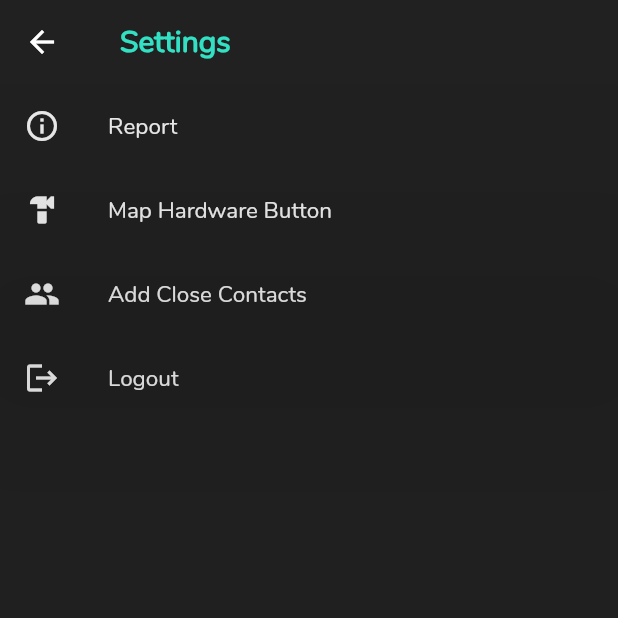
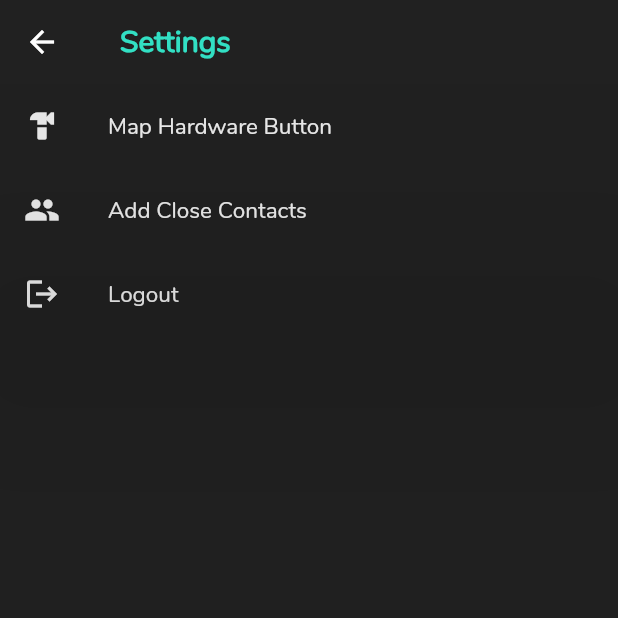
Before and after one commit to ankithans/help-me, a Flutter app: the SettingsPage screen opened directly, on a phone screen of 412 x 824 dp, the top half of it. Run offline on Flutter 3.47's test engine with Material 2 defaults, Android fonts, the phone set to English and light mode, and no system bars; our stand-ins replace firebase_messaging, flare_flutter, flutter_local_notifications, flutter_secure_storage, fluttertoast, location and 2 more; accounts and stored records are empty.

Commit message:
fix- remove report button

```diff
--- a/client/helpMe/lib/pages/settings/ui.dart
+++ b/client/helpMe/lib/pages/settings/ui.dart
@@ -22,13 +22,13 @@ class _SettingsPageState extends State<SettingsPage> {
       appBar: titleAppbar(context, title: 'Settings'),
       body: ListView(
         children: [
-          ListTile(
-            leading: Icon(
-              Icons.info_outline,
-              color: fontColor,
-            ),
-            title: Text('Report', style: Theme.of(context).textTheme.bodyText1),
-          ),
+          // ListTile(
+          //   leading: Icon(
+          //     Icons.info_outline,
+          //     color: fontColor,
+          //   ),
+          //   title: Text('Report', style: Theme.of(context).textTheme.bodyText1),
+          // ),
           ListTile(
             leading: Icon(
               Icons.hardware,
```
